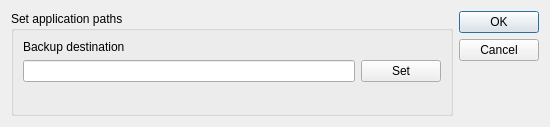
The window that gui/settingsdialog.ui (pjnr1/LLabVolumeBackupTool) describes before a commit, drawn with Qt 5.
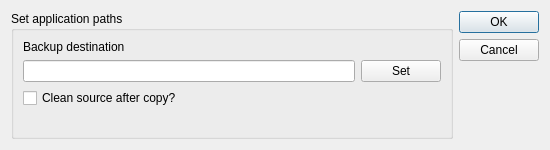
The same window after the commit.

What changed in the file:
```diff
--- a/gui/settingsdialog.ui
+++ b/gui/settingsdialog.ui
@@ -10,7 +10,7 @@
     <x>0</x>
     <y>0</y>
     <width>550</width>
-    <height>127</height>
+    <height>150</height>
    </rect>
   </property>
   <property name="windowTitle">
@@ -47,6 +47,13 @@
         </item>
        </layout>
       </item>
+      <item>
+       <widget class="QCheckBox" name="cleanCheckBox">
+        <property name="text">
+         <string>Clean source after copy?</string>
+        </property>
+       </widget>
+      </item>
       <item>
        <spacer name="verticalSpacer">
         <property name="orientation">
```
